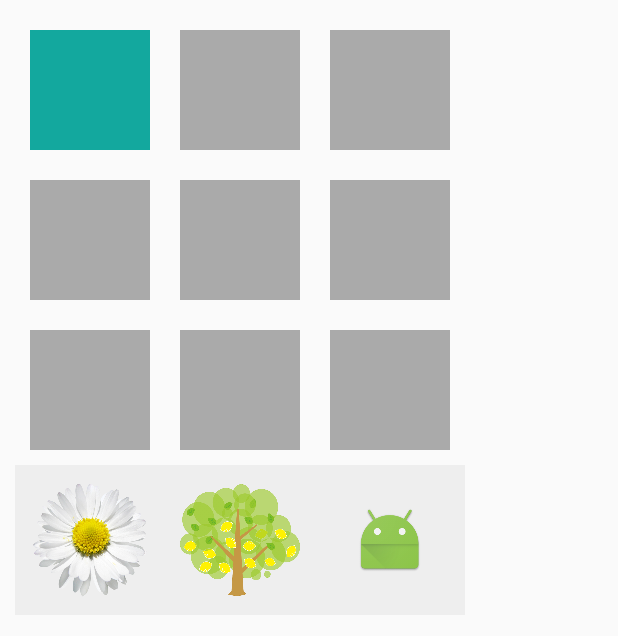
After one commit to hongseungwoo/Test1, an Android app: the layout activity_test.xml on its own in the app's theme, with its tools: preview values and no code run, on a phone screen of 412 x 824 dp. The commit adds this screen. Shown: the top 636 px of the screen. Run offline under Robolectric (Android 15) with nearby library versions, the light colour scheme and no system bars.

Commit message:
2016-10-04 drag&drop test - main activity has been temporarily changed to TestActivity - 3x4 grid layout, drag&drop three images into gird cell - not satisfied, more study needed

```diff
--- a/app/src/main/AndroidManifest.xml
+++ b/app/src/main/AndroidManifest.xml
@@ -8,7 +8,7 @@
         android:label="@string/app_name"
         android:theme="@style/AppTheme" >
         <activity
-            android:name=".MainActivity"
+            android:name=".TestActivity"
             android:label="@string/app_name" >
             <intent-filter>
                 <action android:name="android.intent.action.MAIN" />
--- /dev/null
+++ b/app/src/main/res/drawable/shape.xml
@@ -0,0 +1,41 @@
+<?xml version="1.0" encoding="utf-8"?>
+<selector xmlns:android="http://schemas.android.com/apk/res/android">
+    <item>
+        <shape android:shape="rectangle">
+            <size
+                android:width="10dp"
+                android:height="10dp" />
+            <solid android:color="#13a89e" />
+        </shape>
+    </item>
+
+    <!-- This rectangle for the left side -->
+    <!-- Its color should be the same as layout's background -->
+    <item
+        android:right="10dp"
+        android:left="-10dp"
+        android:top="-10dp"
+        android:bottom="-10dp">
+        <rotate
+            android:fromDegrees="45">
+            <shape android:shape="rectangle">
+                <solid android:color="#ffffff" />
+            </shape>
+        </rotate>
+    </item>
+
+    <!-- This rectangle for the right side -->
+    <!-- Their color should be the same as layout's background -->
+    <item
+        android:right="-10dp"
+        android:left="10dp"
+        android:top="-10dp"
+        android:bottom="-10dp">
+        <rotate
+            android:fromDegrees="45">
+            <shape android:shape="rectangle">
+                <solid android:color="#ffffff" />
+            </shape>
+        </rotate>
+    </item>
+</selector>
--- /dev/null
+++ b/app/src/main/res/layout/activity_test.xml
@@ -0,0 +1,128 @@
+<?xml version="1.0" encoding="utf-8"?>
+<GridLayout xmlns:android="http://schemas.android.com/apk/res/android"
+    xmlns:tools="http://schemas.android.com/tools"
+    android:orientation="horizontal" android:layout_width="match_parent"
+    android:layout_height="match_parent"
+    android:rowCount="3"
+    android:columnCount="3"
+    android:padding="10dp">
+
+    <LinearLayout
+        android:orientation="horizontal"
+        android:id="@+id/layout_11"
+        android:layout_height="80dp"
+        android:layout_width="80dp"
+        android:background="@drawable/shape"
+        android:layout_margin="10dp">
+    </LinearLayout>
+    <LinearLayout
+        android:orientation="horizontal"
+        android:id="@+id/layout_12"
+        android:layout_height="80dp"
+        android:layout_width="80dp"
+        android:background="#AAAAAA"
+        android:layout_margin="10dp">
+    </LinearLayout>
+    <LinearLayout
+        android:orientation="horizontal"
+        android:id="@+id/layout_13"
+        android:layout_height="80dp"
+        android:layout_width="80dp"
+        android:background="#AAAAAA"
+        android:layout_margin="10dp">
+    </LinearLayout>
+
+    <LinearLayout
+        android:orientation="horizontal"
+        android:id="@+id/layout_21"
+        android:layout_height="80dp"
+        android:layout_width="80dp"
+        android:background="#AAAAAA"
+        android:layout_margin="10dp">
+    </LinearLayout>
+    <LinearLayout
+        android:orientation="horizontal"
+        android:id="@+id/layout_22"
+        android:layout_height="80dp"
+        android:layout_width="80dp"
+        android:background="#AAAAAA"
+        android:layout_margin="10dp">
+    </LinearLayout>
+    <LinearLayout
+        android:orientation="horizontal"
+        android:id="@+id/layout_23"
+        android:layout_height="80dp"
+        android:layout_width="80dp"
+        android:background="#AAAAAA"
+        android:layout_margin="10dp">
+    </LinearLayout>
+
+    <LinearLayout
+        android:orientation="horizontal"
+        android:id="@+id/layout_31"
+        android:layout_height="80dp"
+        android:layout_width="80dp"
+        android:background="#AAAAAA"
+        android:layout_margin="10dp">
+    </LinearLayout>
+    <LinearLayout
+        android:orientation="horizontal"
+        android:id="@+id/layout_32"
+        android:layout_height="80dp"
+        android:layout_width="80dp"
+        android:background="#AAAAAA"
+        android:layout_margin="10dp">
+    </LinearLayout>
+    <LinearLayout
+        android:orientation="horizontal"
+        android:id="@+id/layout_33"
+        android:layout_height="80dp"
+        android:layout_width="80dp"
+        android:background="#AAAAAA"
+        android:layout_margin="10dp">
+    </LinearLayout>
+
+    <GridLayout
+        android:background="#EEEEEE"
+        android:columnCount="3"
+        android:layout_columnSpan="3">
+        <LinearLayout
+            android:id="@+id/gridlinear_1"
+            android:layout_height="80dp"
+            android:layout_width="80dp"
+            android:layout_margin="10dp"
+            android:gravity="center">
+            <ImageView
+                android:id="@+id/image1"
+                android:layout_width="wrap_content"
+                android:layout_height="wrap_content"
+                android:src="@drawable/flower"/>
+        </LinearLayout>
+        <LinearLayout
+            android:id="@+id/gridlinear_2"
+            android:layout_height="80dp"
+            android:layout_width="80dp"
+            android:layout_margin="10dp"
+            android:gravity="center">
+            <ImageView
+                android:id="@+id/image2"
+                android:layout_width="wrap_content"
+                android:layout_height="wrap_content"
+                android:src="@drawable/tree"/>
+        </LinearLayout>
+        <LinearLayout
+            android:id="@+id/gridlinear_3"
+            android:layout_height="80dp"
+            android:layout_width="80dp"
+            android:layout_margin="10dp"
+            android:gravity="center">
+            <ImageView
+                android:id="@+id/image3"
+                android:layout_width="wrap_content"
+                android:layout_height="wrap_content"
+                android:src="@mipmap/ic_launcher"/>
+        </LinearLayout>
+    </GridLayout>
+
+
+</GridLayout>
```
Also changed, not shown: app/src/main/java/com/test1/ant/test1/MainActivity.java (+133 -20 lines), app/src/main/java/com/test1/ant/test1/MainActivityFragment.java (deleted, +0 -22 lines), app/src/main/java/com/test1/ant/test1/TestActivity.java (added, +287 -0 lines), app/src/main/res/drawable/target_shape.xml (added, +8 -0 lines), app/src/main/res/layout/activity_main.xml (+36 -4 lines), app/src/main/res/layout/fragment_main.xml (deleted, +0 -11 lines), app/src/main/res/drawable/flower.png (added), app/src/main/res/drawable/tree.png (added), 1 other file.
